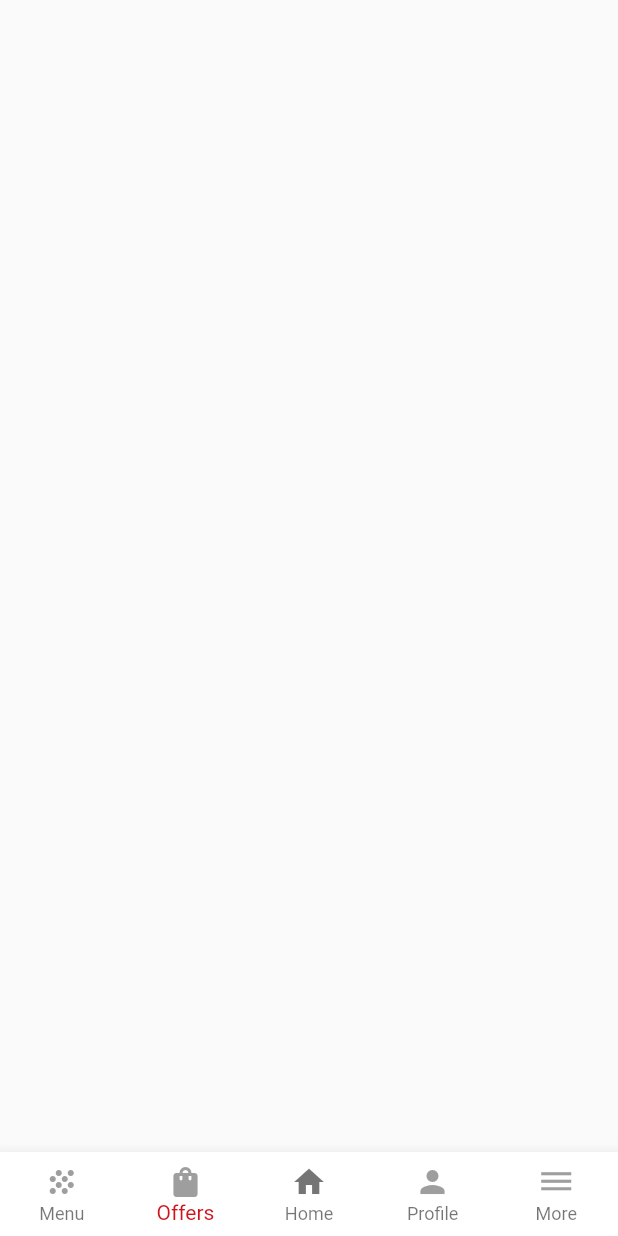
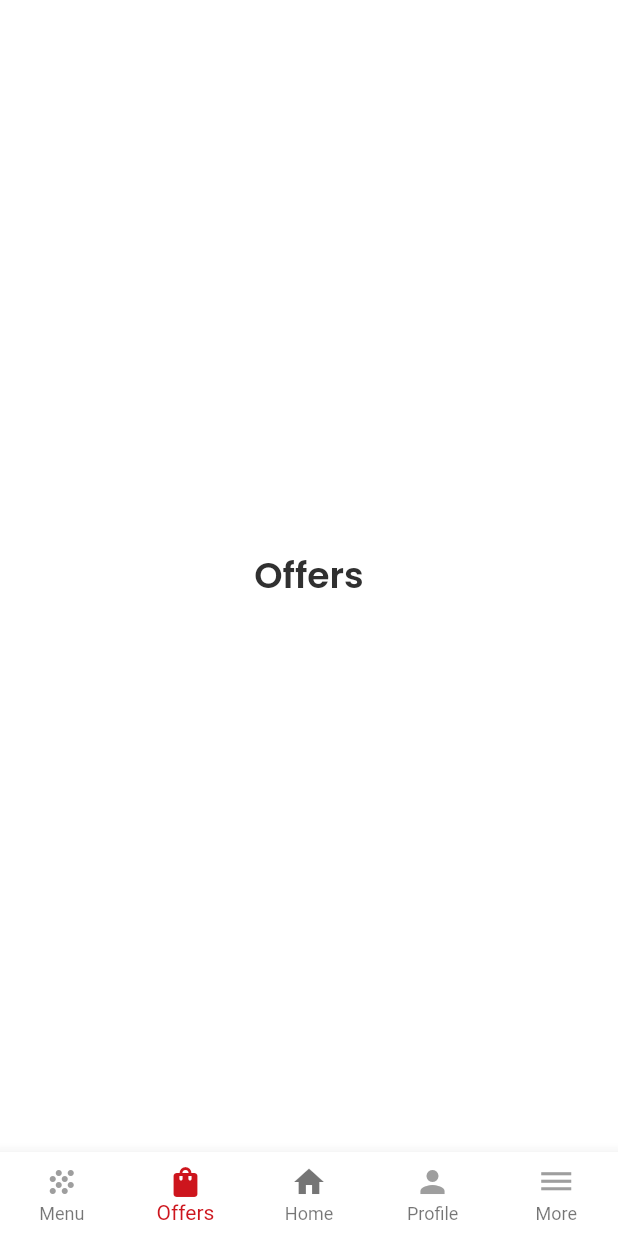
Before and after one commit to AmitSalunkhe/boldrum, a Flutter app: the screen it shows after launch, item 2 of the bottom bar chosen, on a phone screen of 412 x 824 dp. Run offline on Flutter 3.47's test engine with Material 2 defaults, Android fonts, the light colour scheme and no system bars; our stand-ins replace auto_size_text, fluttertoast, font_awesome_flutter, google_fonts, logger, page_transition and 1 more.

Commit message:
homescreen update

```diff
--- a/lib/main.dart
+++ b/lib/main.dart
@@ -63,12 +63,22 @@ class _NavBarPageState extends State<NavBarPage> {
               color: Color(0xFF9E9E9E),
               size: 24,
             ),
+            activeIcon: Icon(
+              Icons.grain,
+              color: AmitmodelsTheme.primaryColor,
+              size: 24,
+            ),
             label: 'Menu',
           ),
           BottomNavigationBarItem(
             icon: Icon(
               Icons.shopping_bag,
               color: Color(0xFF9E9E9E),
+              size: 24,
+            ),
+            activeIcon: Icon(
+              Icons.shopping_bag_rounded,
+              color: AmitmodelsTheme.primaryColor,
               size: 24,
             ),
             label: 'Offers',
@@ -86,12 +96,22 @@ class _NavBarPageState extends State<NavBarPage> {
               color: Color(0xFF9E9E9E),
               size: 24,
             ),
+            activeIcon: Icon(
+              Icons.person,
+              color: AmitmodelsTheme.primaryColor,
+              size: 24,
+            ),
             label: 'Profile',
           ),
           BottomNavigationBarItem(
             icon: Icon(
               Icons.dehaze,
               color: Color(0xFF9E9E9E),
+              size: 24,
+            ),
+            activeIcon: Icon(
+              Icons.dehaze_rounded,
+              color: AmitmodelsTheme.primaryColor,
               size: 24,
             ),
             label: 'More',
--- a/lib/offers/offers_widget.dart
+++ b/lib/offers/offers_widget.dart
@@ -17,6 +17,28 @@ class _OffersWidgetState extends State<OffersWidget> {
   Widget build(BuildContext context) {
     return Scaffold(
       key: scaffoldKey,
+      backgroundColor: AmitmodelsTheme.tertiaryColor,
+      body: SafeArea(
+        child: Column(
+          mainAxisSize: MainAxisSize.max,
+          mainAxisAlignment: MainAxisAlignment.center,
+          crossAxisAlignment: CrossAxisAlignment.center,
+          children: [
+            Row(
+              mainAxisSize: MainAxisSize.max,
+              mainAxisAlignment: MainAxisAlignment.center,
+              children: [
+                Text(
+                  'Offers',
+                  style: AmitmodelsTheme.title1.override(
+                    fontFamily: 'Poppins',
+                  ),
+                )
+              ],
+            )
+          ],
+        ),
+      ),
     );
   }
 }
```
Also changed, not shown: lib/home_screen/home_screen_widget.dart (+16 -16 lines), lib/menu/menu_widget.dart (+21 -0 lines), lib/more/more_widget.dart (+21 -0 lines), lib/profile/profile_widget.dart (+21 -0 lines), assets/images/SImage.png (renamed from assets/images/Gå¦ =ƒû+ Image.png).
